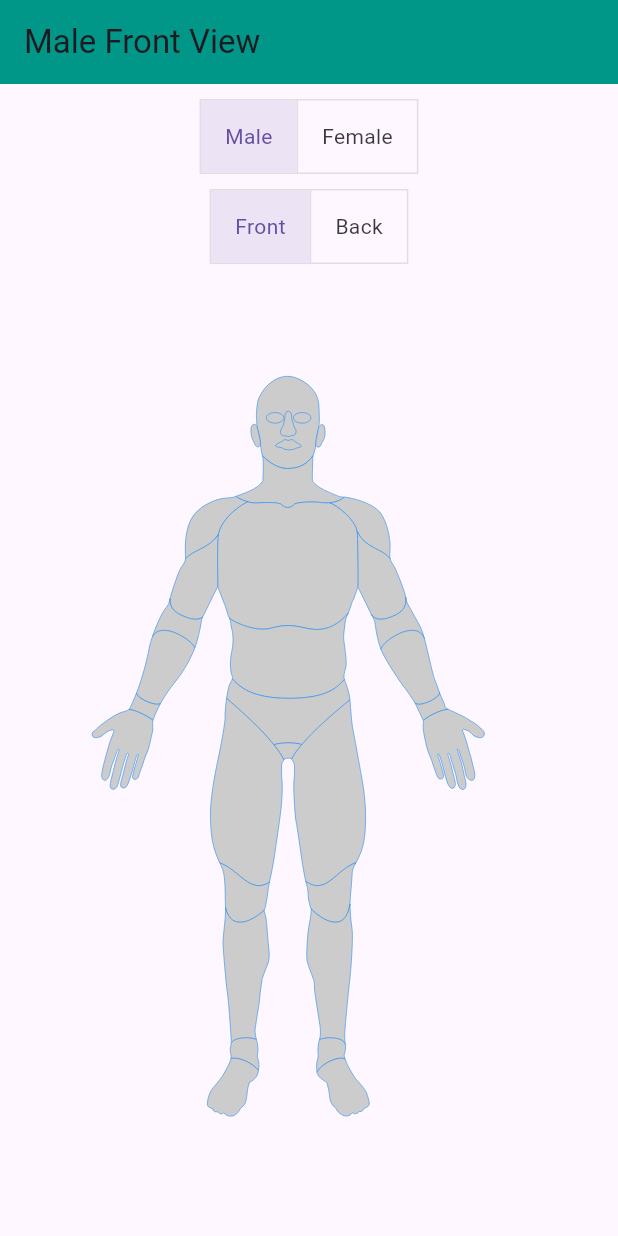
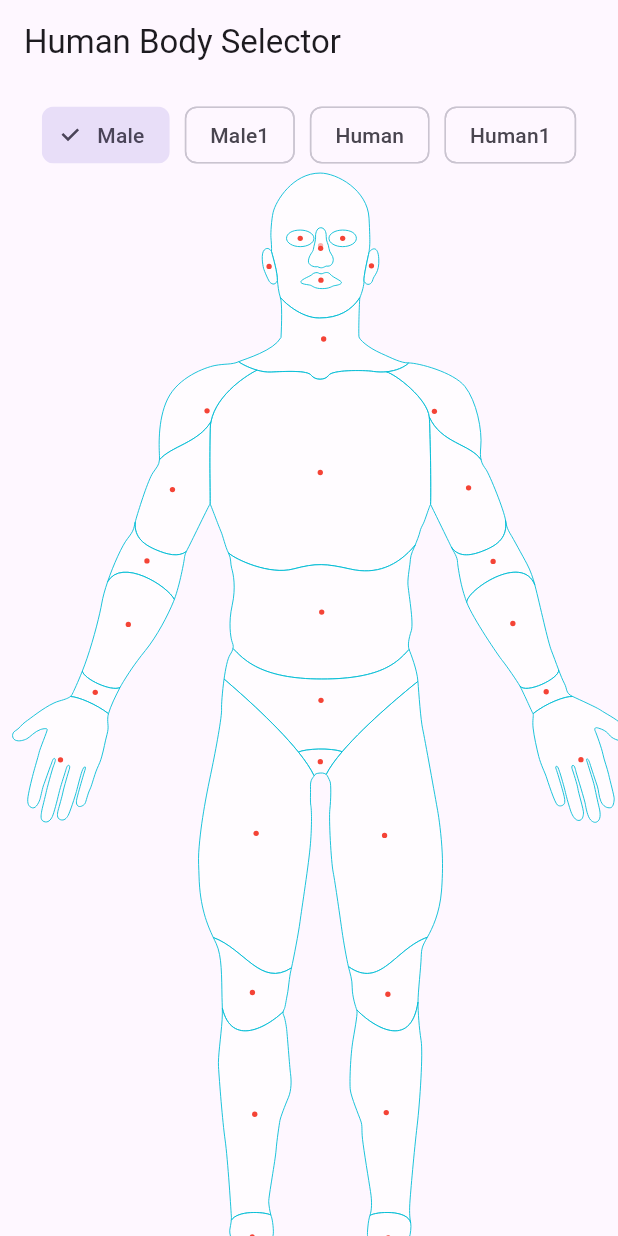
Before and after one commit to robiulalam210/-HumanBodySelector_Packgae_Solution, a Flutter app: the screen it shows after launch, after a tap on "Male", on a phone screen of 412 x 824 dp. Run offline on Flutter 3.47's test engine with Material 3 defaults, Android fonts, the phone set to English and light mode, and no system bars; our stand-ins replace equatable, path_drawing; missing offline and left inert: svg_path_parser.

Commit message:
fix apps

```diff
--- /dev/null
+++ b/lib/human_body_selector.dart
@@ -0,0 +1,255 @@
+import 'package:flutter/material.dart';
+import '/svg_painter/maps.dart';
+import 'svg_painter/models/body_part.dart';
+import '/svg_painter/parser.dart';
+import '/svg_painter/size_controller.dart';
+import '/svg_painter/widgets/svg_painter.dart';
+
+class HumanBodySelector extends StatefulWidget {
+  final double? width;
+  final double? height;
+  final String map;
+  final Function(List<BodyPart> city, BodyPart? active) onChanged;
+  final Function(List<BodyPart> city) onLevelChanged;
+  final List<String>? initialSelectedPartsList;
+  final List<String>? initialPainLevels;
+  final Color? strokeColor;
+  final Color? selectedColor;
+  final Color? dotColor;
+  final bool multiSelect;
+  final bool toggle;
+  final Listenable? repaint;
+  final bool enabled;
+  final double scale;
+
+  const HumanBodySelector({
+    Key? key,
+    required this.map,
+    required this.onChanged,
+    required this.onLevelChanged,
+    this.width,
+    this.height,
+    this.strokeColor,
+    this.selectedColor,
+    this.dotColor,
+    this.multiSelect = false,
+    this.toggle = false,
+    this.repaint,
+    this.enabled = true,
+    this.initialSelectedPartsList,
+    this.initialPainLevels,
+    this.scale = 1.0,
+  }) : super(key: key);
+
+  @override
+  SelectableSvgState createState() => SelectableSvgState();
+}
+
+class SelectableSvgState extends State<HumanBodySelector> {
+  LinearGradient sliderGradient = const LinearGradient(
+    colors: <Color>[
+      Color(0xff9ddefe),
+      Color(0xffb3eedc),
+      Color(0xffaaef9b),
+      Color(0xffb4f170),
+      Color(0xffc5f457),
+      Color(0xffe4f05c),
+      Color(0xffffe256),
+      Color(0xfff5b547),
+      Color(0xffed8b3d),
+      Color(0xffed5d32),
+      Color(0xffe72526),
+    ],
+  );
+  final List<BodyPart> _partsList = [];
+  final List<BodyPart> selectedPartsList = [];
+
+  final _sizeController = SizeController.instance;
+  Size? mapSize;
+
+  BodyPart? lastSelected;
+
+  late List<BodyPart> frontPartsList;
+  late List<BodyPart> backPartsList;
+
+  @override
+  void initState() {
+    super.initState();
+    final isFemale = widget.map == Maps.HUMAN || widget.map == Maps.HUMAN1;
+    WidgetsBinding.instance!.addPostFrameCallback((_) async {
+      frontPartsList = isFemale
+          ? await Parser.instance.svgToCityList(Maps.HUMAN)
+          : await Parser.instance.svgToCityList(Maps.MALE);
+      backPartsList = isFemale
+          ? await Parser.instance.svgToCityList(Maps.HUMAN1)
+          : await Parser.instance.svgToCityList(Maps.MALE1);
+      await loadCityList();
+      if (widget.initialSelectedPartsList != null &&
+          selectedPartsList.isEmpty) {
+        for (var i = 0; i < widget.initialSelectedPartsList!.length; i++) {
+          final initialPart = widget.initialSelectedPartsList![i];
+          frontPartsList.forEach((element) {
+            if (element.title == initialPart) {
+              if (widget.initialPainLevels != null &&
+                  widget.initialPainLevels!.length > i) {
+                element.painLevel =
+                    int.tryParse(widget.initialPainLevels![i]) ?? 0;
+              }
+              selectedPartsList.add(element);
+            }
+          });
+          backPartsList.forEach((element) {
+            if (element.title == initialPart) {
+              if (widget.initialPainLevels != null &&
+                  widget.initialPainLevels!.length > i) {
+                element.painLevel =
+                    int.tryParse(widget.initialPainLevels![i]) ?? 0;
+              }
+              selectedPartsList.add(element);
+            }
+          });
+        }
+      }
+    });
+    widget.repaint?.addListener(rePaintSvg);
+  }
+
+  @override
+  void disposse() {
+    widget.repaint?.removeListener(rePaintSvg);
+    super.dispose();
+  }
+
+  rePaintSvg() {
+    Future.delayed(const Duration(milliseconds: 100), loadCityList);
+  }
+
+  loadCityList() async {
+    _partsList.clear();
+    setState(() {
+      _partsList.addAll((widget.map == Maps.HUMAN || widget.map == Maps.MALE)
+          ? frontPartsList
+          : backPartsList);
+      if (selectedPartsList.isNotEmpty) {
+        selectedPartsList.forEach((element) {
+          final rem1 = _partsList.remove(element);
+          if (rem1) _partsList.add(element);
+        });
+      }
+      mapSize = _sizeController.mapSize;
+    });
+  }
+
+  void clearSelect() {
+    setState(() {
+      selectedPartsList.clear();
+    });
+  }
+
+  void clearLastFocus() {
+    setState(() {
+      lastSelected = null;
+    });
+  }
+
+  void updateSelection(List<BodyPart> parts) {
+    setState(() {
+      selectedPartsList.clear();
+      selectedPartsList.addAll(parts);
+    });
+  }
+
+  BodyPart? updateSelectionColor(double value) {
+    if (lastSelected != null) {
+      lastSelected!.painLevel = value.toInt();
+      updatePart(lastSelected!);
+    }
+    return lastSelected;
+  }
+
+  void updatePart(BodyPart part) {
+    setState(() {
+      final rem1 = _partsList.remove(part);
+      if (rem1) _partsList.add(part);
+      final rem2 = selectedPartsList.remove(part);
+      if (rem2) selectedPartsList.add(part);
+    });
+    widget.onLevelChanged.call(selectedPartsList);
+  }
+
+  @override
+  Widget build(BuildContext context) {
+    return SizedBox(
+      width: widget.width ?? double.infinity,
+      height: widget.height ?? double.infinity,
+      child: Stack(
+        children: [
+          for (var city in _partsList) _buildStackItem(city),
+        ],
+      ),
+    );
+  }
+
+  Widget _buildStackItem(BodyPart city) {
+    return GestureDetector(
+      behavior: HitTestBehavior.deferToChild,
+      onTap: () => widget.enabled ? _toggleButton(city) : null,
+      onLongPress: () => widget.enabled ? tryRemove(city) : null,
+      child: CustomPaint(
+        child: Container(
+          width: widget.width ?? double.infinity,
+          height: widget.height ?? double.infinity,
+          constraints: BoxConstraints(
+              maxWidth: mapSize?.width ?? 0, maxHeight: mapSize?.height ?? 0),
+          alignment: Alignment.center,
+          // child: AbsorbPointer(
+          //     absorbing: true,
+          //     child: widget.child ?? SizedBox.shrink()),
+        ),
+        isComplex: true,
+        foregroundPainter: SvgPainter(
+          city: city,
+          isSelected: selectedPartsList.contains(city),
+          isFocused: lastSelected == city,
+          dotColor: widget.dotColor,
+          selectedColor:
+          widget.selectedColor ?? sliderGradient.colors[city.painLevel],
+          strokeColor: widget.strokeColor,
+          repaint: widget.repaint,
+          scale: widget.scale,
+        ),
+      ),
+    );
+  }
+
+  void _toggleButton(BodyPart city) {
+    setState(() {
+      if (widget.multiSelect) {
+        if (!selectedPartsList.contains(city)) {
+          selectedPartsList.add(city);
+          lastSelected = city;
+        } else if (widget.toggle){
+          city.painLevel = 0;
+          selectedPartsList.remove(city);
+          lastSelected = null;
+        } else {
+          lastSelected = city;
+        }
+      } else {
+        selectedPartsList.clear();
+        selectedPartsList.add(city);
+        lastSelected = city;
+      }
+      widget.onChanged.call(selectedPartsList, lastSelected);
+    });
+  }
+
+  tryRemove(BodyPart city) {
+    if (selectedPartsList.contains(city)) {
+      city.painLevel = 0;
+      selectedPartsList.remove(city);
+      lastSelected = null;
+      widget.onChanged.call(selectedPartsList, lastSelected);
+    }
+  }
+}
--- a/lib/main.dart
+++ b/lib/main.dart
@@ -1,8 +1,7 @@
 import 'package:flutter/material.dart';
-import 'package:flutter/services.dart';
-import 'package:flutter_svg/flutter_svg.dart';
-import 'package:svg_path_parser/svg_path_parser.dart';
-import 'package:xml/xml.dart';
+import 'package:image_parts/svg_painter/maps.dart';
+import 'human_body_selector.dart';
+import 'svg_painter/models/body_part.dart';
 
 void main() {
   runApp(const MyApp());
@@ -24,162 +23,63 @@ class HumanBodySelectorScreen extends StatefulWidget {
   const HumanBodySelectorScreen({super.key});
 
   @override
-  State<HumanBodySelectorScreen> createState() => _HumanBodySelectorScreenState();
+  State<HumanBodySelectorScreen> createState() =>
+      _HumanBodySelectorScreenState();
 }
 
 class _HumanBodySelectorScreenState extends State<HumanBodySelectorScreen> {
-  String gender = 'Male';
-  String side = 'Front';
+  String currentView = 'Male';
 
-  // Map<Path, title> - store the parsed SVG paths with their title attributes
-  final Map<Path, String> _bodyParts = {};
-
-  // The SVG's original viewport size from viewBox (default fallback)
-  double svgWidth = 300;
-  double svgHeight = 600;
-
-  String? selectedPart;
-
-  final Map<String, String> _svgPaths = {
-    'Male Front': 'assets/image/male_front.svg',
-    'Male Back': 'assets/image/male_back.svg',
-    'Female Front': 'assets/image/female_front.svg',
-    'Female Back': 'assets/image/female_back.svg',
+  final Map<String, String> humanMap = {
+    'Male': Maps.MALE,
+    'Male1': Maps.MALE1,
+    'Human': Maps.HUMAN,
+    'Human1': Maps.HUMAN1,
   };
 
   @override
-  void initState() {
-    super.initState();
-    _loadSvgData(_svgPaths['Male Front']!);
-  }
-
-  Future<void> _loadSvgData(String path) async {
-    final svgString = await rootBundle.loadString(path);
-    final svgDoc = XmlDocument.parse(svgString);
-
-    _bodyParts.clear();
-
-    // Get viewBox for coordinate conversion
-    final svgElement = svgDoc.rootElement;
-    final viewBoxAttr = svgElement.getAttribute('viewBox');
-    if (viewBoxAttr != null) {
-      final parts = viewBoxAttr.split(RegExp(r'[ ,]+'));
-      if (parts.length == 4) {
-        svgWidth = double.tryParse(parts[2]) ?? svgWidth;
-        svgHeight = double.tryParse(parts[3]) ?? svgHeight;
-      }
-    } else {
-      // Optionally parse width/height attributes if viewBox not present
-      final widthAttr = svgElement.getAttribute('width');
-      final heightAttr = svgElement.getAttribute('height');
-      svgWidth = widthAttr != null ? double.tryParse(widthAttr) ?? svgWidth : svgWidth;
-      svgHeight = heightAttr != null ? double.tryParse(heightAttr) ?? svgHeight : svgHeight;
-    }
-
-    // Parse all <path> elements
-    final paths = svgDoc.findAllElements('path');
-    for (final pathElement in paths) {
-      final d = pathElement.getAttribute('d');
-      final title = pathElement.getAttribute('title');
-      if (d != null && title != null) {
-        final path = parseSvgPath(d);
-        _bodyParts[path] = title;
-      }
-    }
-
-    setState(() {});
-  }
-
-  void _onTapDown(TapDownDetails details) {
-    final localPos = details.localPosition;
-    // The widget size for the SvgPicture.asset (hardcoded here)
-    const widgetWidth = 300.0;
-    const widgetHeight = 600.0;
-
-    // Map tap from widget space to SVG viewport space
-    final dx = localPos.dx * (svgWidth / widgetWidth);
-    final dy = localPos.dy * (svgHeight / widgetHeight);
-    final svgPos = Offset(dx, dy);
-
-    for (final entry in _bodyParts.entries) {
-      if (entry.key.contains(svgPos)) {
-        print(entry);
-        final partTitle = entry.value;
-        print('Selected part title: $partTitle');
-        ScaffoldMessenger.of(context).showSnackBar(
-          SnackBar(content: Text('Selected Part: $partTitle')),
-        );
-        break;
-      }
-    }
-  }
-
-  void _updateView() {
-    final key = '$gender $side';
-    final path = _svgPaths[key]!;
-    selectedPart = null;
-    _loadSvgData(path);
-  }
-
-  @override
   Widget build(BuildContext context) {
-    final String currentKey = '$gender $side';
     return Scaffold(
-      appBar: AppBar(
-        title: Text('$gender $side View'),
-        backgroundColor: Colors.teal,
-      ),
+      appBar: AppBar(title: const Text('Human Body Selector')),
       body: Column(
         children: [
           const SizedBox(height: 10),
-          // Gender Toggle
-          ToggleButtons(
-            isSelected: [gender == 'Male', gender == 'Female'],
-            onPressed: (index) {
-              setState(() {
-                gender = index == 0 ? 'Male' : 'Female';
-                _updateView();
-              });
-            },
-            children: const [
-              Padding(
-                  padding: EdgeInsets.symmetric(horizontal: 16),
-                  child: Text("Male")),
-              Padding(
-                  padding: EdgeInsets.symmetric(horizontal: 16),
-                  child: Text("Female")),
-            ],
+          Wrap(
+            spacing: 10,
+            children: humanMap.keys.map((key) {
+              return ChoiceChip(
+                label: Text(key),
+                selected: currentView == key,
+                onSelected: (selected) {
+                  if (selected) {
+                    setState(() {
+                      currentView = key;
+                    });
+                  }
+                },
+              );
+            }).toList(),
           ),
-          const SizedBox(height: 10),
-          // Side Toggle
-          ToggleButtons(
-            isSelected: [side == 'Front', side == 'Back'],
-            onPressed: (index) {
-              setState(() {
-                side = index == 0 ? 'Front' : 'Back';
-                _updateView();
-              });
-            },
-            children: const [
-              Padding(
-                  padding: EdgeInsets.symmetric(horizontal: 16),
-                  child: Text("Front")),
-              Padding(
-                  padding: EdgeInsets.symmetric(horizontal: 16),
-                  child: Text("Back")),
-            ],
-          ),
-          const SizedBox(height: 10),
           Expanded(
-            child: Center(
-              child: GestureDetector(
-                onTapDown: _onTapDown,
-                child: SvgPicture.asset(
-                  _svgPaths[currentKey]!,
-                  width: 300,
-                  height: 600,
-                  fit: BoxFit.contain,
-                ),
+            child: Container(
+              child: HumanBodySelector(
+                key: ValueKey(currentView),
+                map: humanMap[currentView]!,
+                multiSelect: false,
+                strokeColor: Colors.cyan,
+                toggle: true,
+                onChanged: (bodyPart, active) {
+                  debugPrint('ggggggggggggggggggSelected: ${bodyPart} - Active: $active');
+                  debugPrint(
+                      "${bodyPart.reversed.first.title} title ${bodyPart.reversed.first.title} id ${bodyPart.first.id} pain Level: ${bodyPart.first.painLevel} obj: ${bodyPart.first.props} active part ${active?.title}");
+
+                },
+                onLevelChanged: (List<BodyPart> parts) {
+                  for (var part in parts) {
+                    debugPrint(
+                        "aaaaaaa${part.title} ${part.path} ${part.id} ${part.painLevel}");
+                  }
+                },
               ),
             ),
           ),
--- /dev/null
+++ b/lib/svg_painter/constant.dart
@@ -0,0 +1,5 @@
+class Constants {
+  static const MAP_REGEXP = '.* id="(.*)" title="(.*)" .* d="(.*)"';
+  static const MAP_SIZE_REGEXP = '<svg.* height="(.*)" width="(.*)"';
+  static const ASSETS_PATH = 'assets';
+}
--- /dev/null
+++ b/lib/svg_painter/maps.dart
@@ -0,0 +1,6 @@
+class Maps {
+  static const HUMAN = 'human.svg';
+  static const HUMAN1 = 'human1.svg';
+  static const MALE = 'male.svg';
+  static const MALE1 = 'male1.svg';
+}
--- /dev/null
+++ b/lib/svg_painter/models/body_part.dart
@@ -0,0 +1,21 @@
+import 'dart:ui';
+
+import 'package:equatable/equatable.dart';
+import 'package:flutter/cupertino.dart';
+
+class BodyPart extends Equatable {
+  String id;
+  String title;
+  Path path;
+  Path? transformedPath;
+  int painLevel = 0;
+
+  BodyPart({required this.id, required this.title, required this.path, this.transformedPath, this.painLevel = 0});
+
+  /// transforms a [_path] into [_transformedPath] using given [matrix]
+  void transform(Matrix4 matrix) =>
+      transformedPath = path.transform(matrix.storage);
+
+  @override
+  List<Object?> get props => [id];
+ }
--- /dev/null
+++ b/lib/svg_painter/models/map_area.dart
@@ -0,0 +1,13 @@
+  class MapArea {
+    double? minX;
+    double? maxX;
+    double? minY;
+    double? maxY;
+
+    MapArea({this.minX, this.maxX, this.minY, this.maxY});
+
+    bool get anyEmpty {
+        return minX == null || minY == null || maxX == null || maxY == null;
+    }
+
+  }
--- /dev/null
+++ b/lib/svg_painter/parser.dart
@@ -0,0 +1,59 @@
+import 'package:flutter/cupertino.dart';
+import 'package:flutter/services.dart' show rootBundle;
+import 'package:path_drawing/path_drawing.dart';
+import 'package:svg_path_parser/svg_path_parser.dart';
+
+import './constant.dart';
+import './models/body_part.dart';
+import './size_controller.dart';
+
+class Parser {
+  static Parser? _instance;
+
+  static Parser get instance {
+    _instance ??= Parser._init();
+    return _instance!;
+  }
+
+  final sizeController = SizeController.instance;
+
+  Parser._init();
+
+  Future<List<BodyPart>> svgToCityList(String country) async {
+
+    final svgCountry = await rootBundle.loadString(
+      '${Constants.ASSETS_PATH}/$country'
+    );
+
+    List<BodyPart> cityList = [];
+
+    final regExp = RegExp(Constants.MAP_REGEXP,
+        multiLine: true, caseSensitive: false, dotAll: false);
+
+    regExp.allMatches(svgCountry).forEach((cityData) {
+      final city = BodyPart(
+          id: cityData.group(1)!,
+          title: cityData.group(2)!.split('\"')[0],
+          path: parseSvgPathData(cityData.group(3)!),
+          transformedPath: parseSvgPath(cityData.group(3)!));
+      final regExp = RegExp(Constants.MAP_SIZE_REGEXP,
+          multiLine: true, caseSensitive: false, dotAll: false);
+      var firstMatch = regExp.firstMatch(svgCountry);
+      var sHeight = firstMatch?.group(1);
+      var sWidth = firstMatch?.group(2);
+      if(sHeight != null && sWidth != null) {
+        double? height = double.tryParse(sHeight);
+        double? width = double.tryParse(sWidth);
+        if(height != null && width != null) {
+          sizeController.addBounds(Rect.fromLTRB(0, 0, width, height));
+        } else {
+          sizeController.addBounds(city.path.getBounds());
+        }
+      } else {
+        sizeController.addBounds(city.path.getBounds());
+      }
+      cityList.add(city);
+    });
+    return cityList;
+  }
+}
--- /dev/null
+++ b/lib/svg_painter/size_controller.dart
@@ -0,0 +1,66 @@
+import 'dart:ui';
+
+import 'models/map_area.dart';
+
+class SizeController {
+  static SizeController? _instance;
+
+  static SizeController get instance {
+    _instance ??= SizeController._init();
+    return _instance!;
+  }
+
+  SizeController._init();
+
+  MapArea _mapArea = MapArea();
+  Size mapSize = Size.zero;
+
+  void addBounds(Rect bound) {
+    if (_mapArea.anyEmpty) {
+      _mapArea
+        ..minX = bound.left
+        ..maxX = bound.right
+        ..minY = bound.top
+        ..maxY = bound.bottom;
+    } else {
+      if (bound.left < _mapArea.minX!) _mapArea.minX = bound.left;
+      if (bound.right > _mapArea.maxX!) _mapArea.maxX = bound.right;
+      if (bound.top < _mapArea.minY!) _mapArea.minY = bound.top;
+      if (bound.bottom > _mapArea.maxY!) _mapArea.maxY = bound.bottom;
+    }
+    calculateArea();
+  }
+
+  void calculateArea() {
+    if (_mapArea.anyEmpty) mapSize = Size.zero;
+
+    double width = _mapArea.maxX! - _mapArea.minX!;
+    double height = _mapArea.maxY! - _mapArea.minY!;
+
+    mapSize = Size(width, height);
+  }
+
+  double calculateScale(Size? containerSize) {
+    if (containerSize == null)
+      return 1.0;
+
+    // Aspect Ratio
+    double newWidth = containerSize.width, newHeight = containerSize.height;
+    if (containerSize.width > containerSize.height) {
+      newHeight = 1 /(mapSize.aspectRatio / containerSize.width);
+    }
+    else {
+      newHeight = containerSize.width / mapSize.aspectRatio;
+    }
+    containerSize = Size(newWidth, newHeight);
+
+    // Scale for Responsive UI
+    double scale1 = containerSize.width / mapSize.width;
+    double scale2 = containerSize.height / mapSize.height;
+    double mapScale = scale1 > scale2 ? scale1 : scale2;
+
+    return mapScale;
+  }
+
+  double inverseOfScale(double scale) => 1.0/scale;
+}
--- /dev/null
+++ b/lib/svg_painter/widgets/svg_painter.dart
@@ -0,0 +1,79 @@
+import 'package:flutter/material.dart';
+
+import '../models/body_part.dart';
+import '../size_controller.dart';
+
+class SvgPainter extends CustomPainter {
+  final BodyPart city;
+  final bool isSelected;
+  final bool isFocused;
+  final Color? strokeColor;
+  final Color? selectedColor;
+  final Color? dotColor;
+  final Listenable? repaint;
+
+  final sizeController = SizeController.instance;
+
+  double scale = 1.0;
+
+  SvgPainter(
+      {required this.city,
+      this.isSelected = false,
+      this.isFocused = false,
+      this.selectedColor,
+      this.strokeColor,
+      this.dotColor, this.repaint, this.scale = 1.0}): super(repaint: repaint);
+
+  @override
+  void paint(Canvas canvas, Size size) {
+    final pen = Paint()
+      ..color = strokeColor ?? Colors.white60
+      ..strokeWidth = 1.0
+      ..style = PaintingStyle.stroke;
+
+    final fillPen = Paint()
+      ..color = Colors.white60
+      ..strokeWidth = 1.0
+      ..style = PaintingStyle.fill;
+
+    final selectedPen = Paint()
+      ..color = selectedColor ?? Colors.blue
+      ..strokeWidth = 1.0
+      ..style = PaintingStyle.fill;
+
+    final redDot = Paint()
+      ..color = dotColor ?? Colors.red
+      ..strokeWidth = 3.0
+      ..style = PaintingStyle.fill;
+
+    final bounds = city.path.getBounds();
+
+    scale = sizeController.calculateScale(size);
+    canvas.scale(scale);
+
+    if (isSelected) {
+      canvas.drawPath(city.path, selectedPen);
+      if(isFocused) {
+        final maskPaint = Paint()
+          ..color = Colors.black
+          ..maskFilter = MaskFilter.blur(BlurStyle.outer, 12)
+          ..style = PaintingStyle.fill;
+        canvas.drawPath(city.path, maskPaint);
+        maskPaint.maskFilter = null;
+      }
+    } else {
+      canvas.drawPath(city.path, fillPen);
+    }
+    canvas.drawCircle(bounds.center, 3.0, redDot);
+    canvas.drawPath(city.path, pen);
+  }
+
+  @override
+  bool shouldRepaint(CustomPainter oldDelegate) => true;
+
+  @override
+  bool hitTest(Offset position) {
+    double inverseScale = sizeController.inverseOfScale(scale);
+    return city.path.contains(position.scale(inverseScale, inverseScale));
+  }
+}
```
Also changed, not shown: pubspec.yaml (+6 -6 lines), assets/human.svg (renamed from assets/image/female_front.svg), assets/human1.svg (renamed from assets/image/female_back.svg), assets/image/human.svg (deleted), assets/male.svg (renamed from assets/image/male_front.svg), assets/male1.svg (renamed from assets/image/male_back.svg), pubspec.lock.
